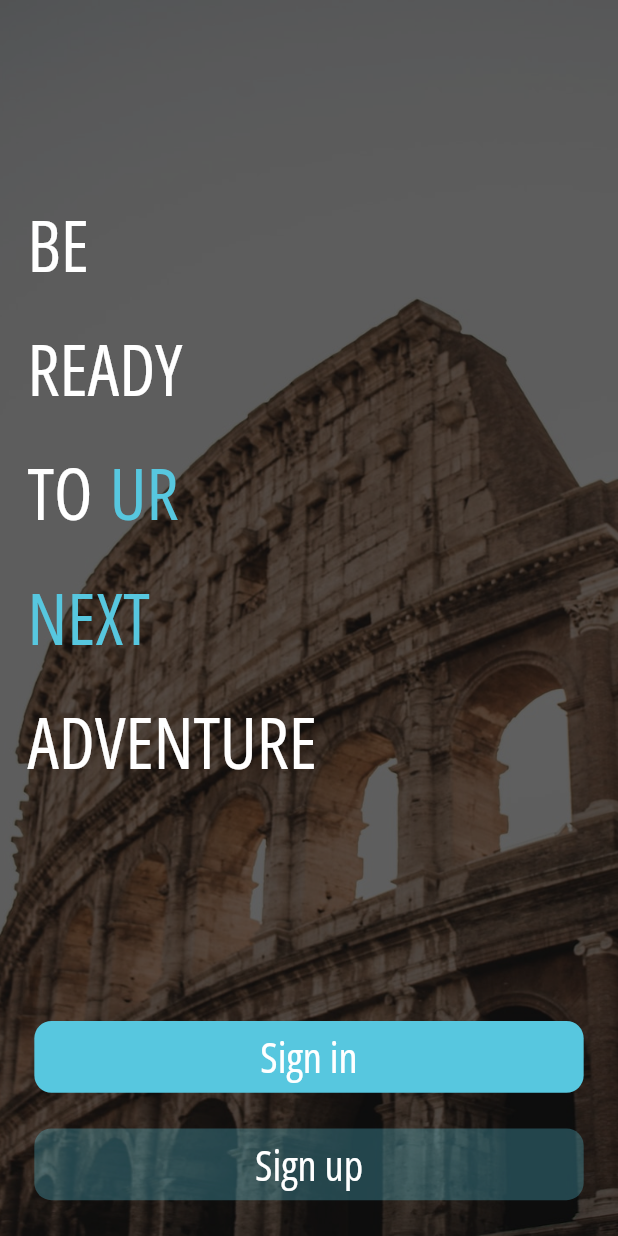
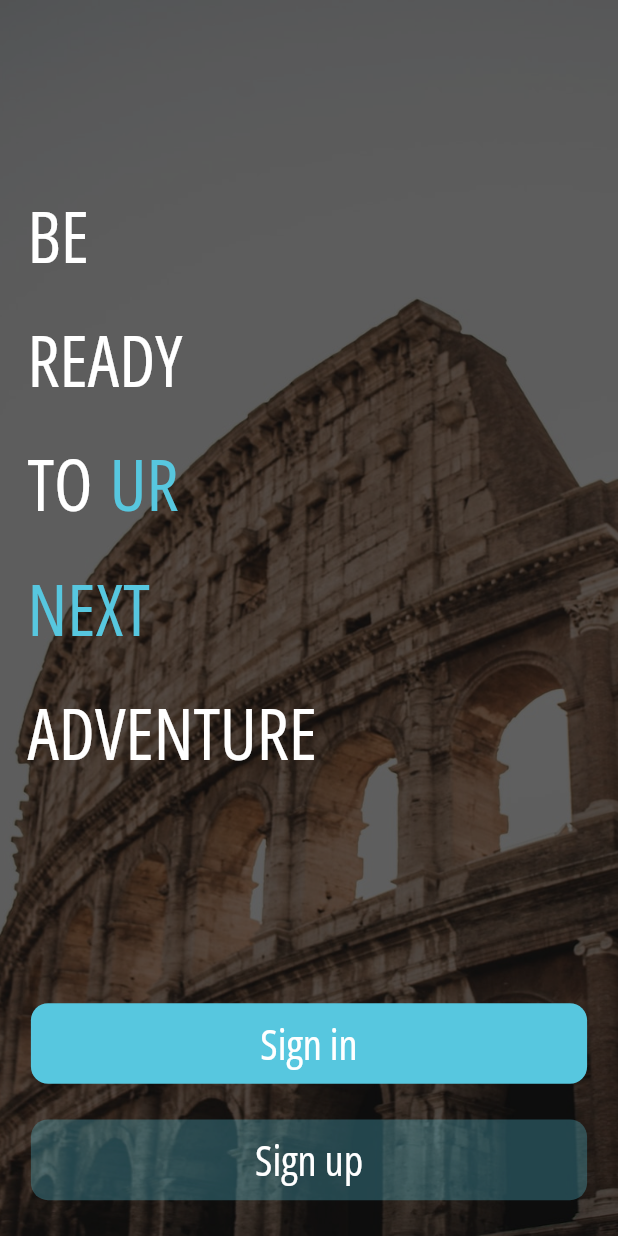
Before and after one commit to HusseinMohamed99/TRIPSO, a Flutter app: the screen it shows after launch, on a phone screen of 412 x 824 dp. Run offline on Flutter 3.47's test engine with Material 3 defaults, Android fonts, the phone set to English and light mode, and no system bars; our stand-ins replace cached_network_image, carousel_slider, cloud_firestore, connectivity_plus, equatable, firebase_auth and 15 more; accounts and stored records are empty.

Commit message:
Adjust button width and height
Updated the default width of the button to be 90% of the context width and increased the default height to 45.h for better responsiveness and consistency.

```diff
--- a/lib/shared/components/buttons.dart
+++ b/lib/shared/components/buttons.dart
@@ -29,8 +29,8 @@ class DefaultMaterialButton extends StatelessWidget {
   @override
   Widget build(BuildContext context) {
     return Container(
-      width: width ?? 320.w,
-      height: height ?? 40.h,
+      width: width ?? context.width * .9,
+      height: height ?? 45.h,
       decoration: BoxDecoration(
         borderRadius: BorderRadius.circular(radius ?? 10.r),
         color: color ?? ColorsManager.primaryColor,
```
